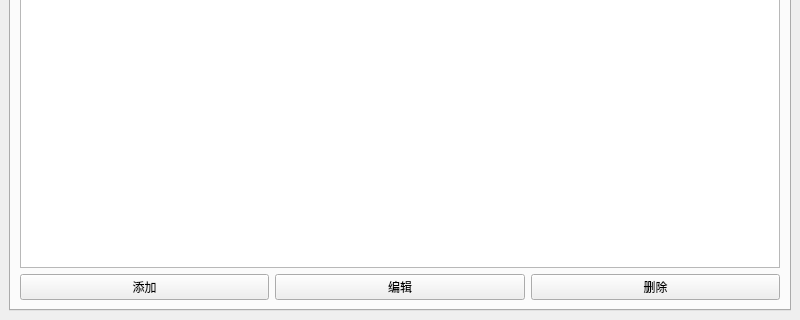
The window that mainwindow.ui (c-miz/Dayflow) describes before a commit, drawn with Qt 5; both pictures show x 0 to 800 and y 280 to 600 of the 800 by 600 pixel window.
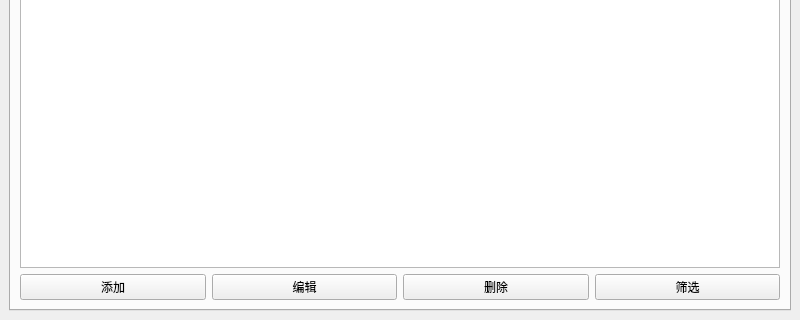
The same window after the commit.

Commit message: 增加了事务的tag和优先级，以及对于事务的筛选

What changed in the file:
```diff
--- a/mainwindow.ui
+++ b/mainwindow.ui
@@ -51,6 +51,13 @@
             </property>
            </widget>
           </item>
+          <item>
+           <widget class="QPushButton" name="filterButton">
+            <property name="text">
+             <string>筛选</string>
+            </property>
+           </widget>
+          </item>
          </layout>
         </item>
        </layout>
```
The commit also changes 18 other files.
